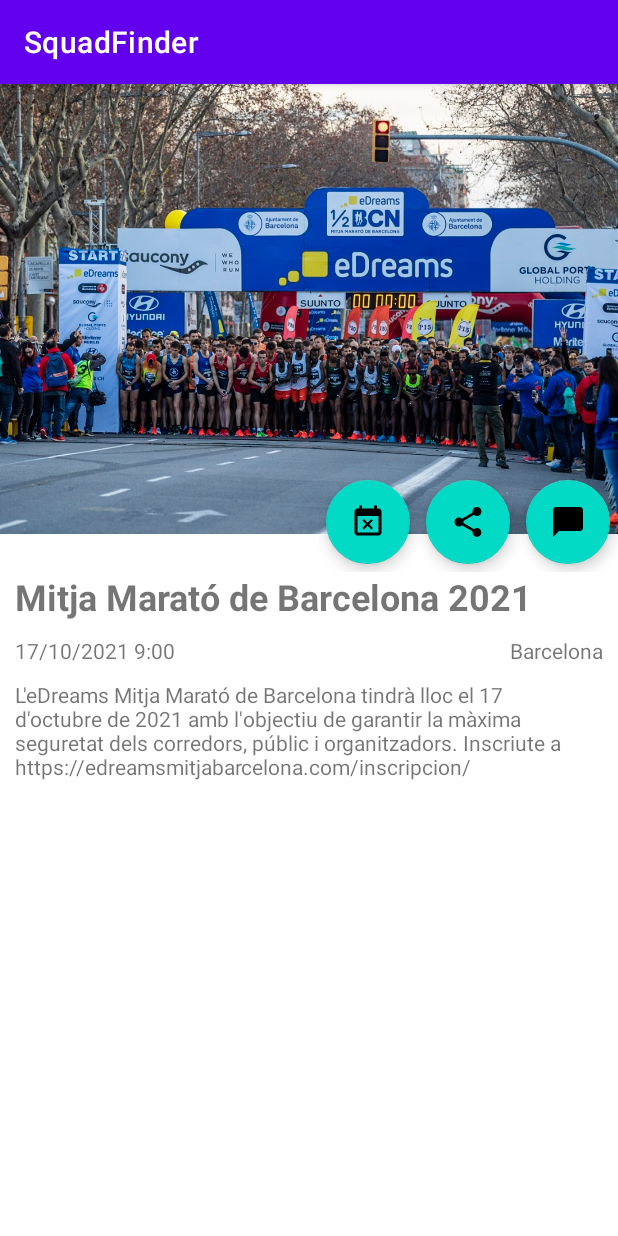
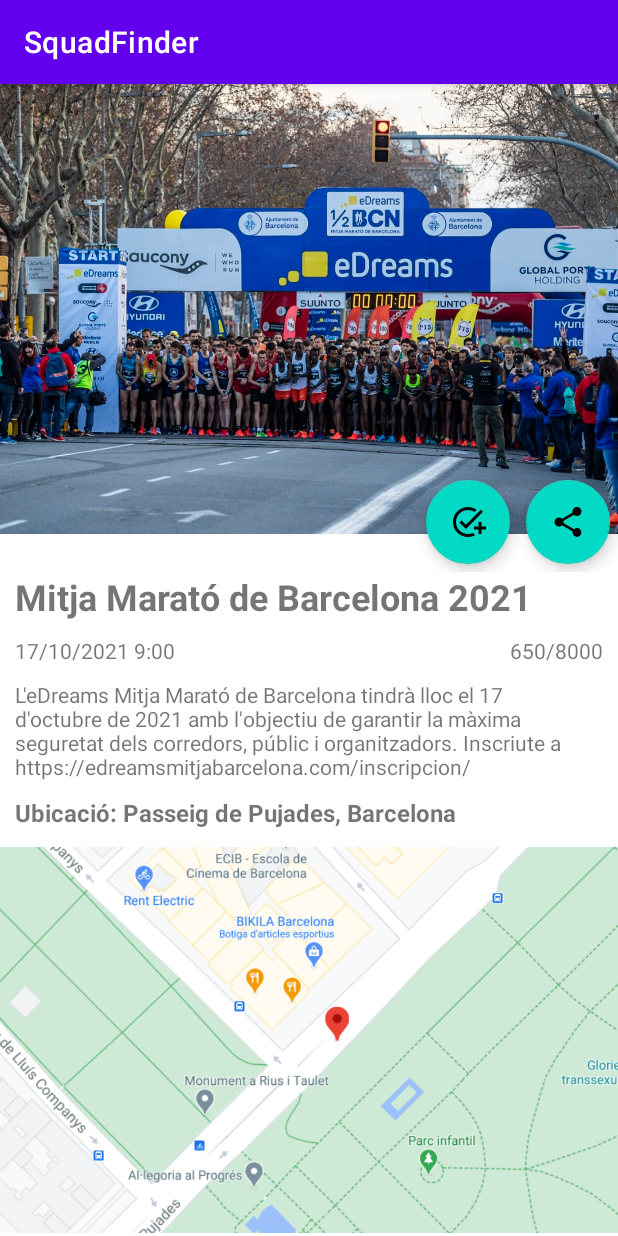
Before and after one commit to iliasasskali/SquadFinder, an Android app: the DetailedEventActivity screen opened directly, with no data from a screen before it, on a phone screen of 412 x 824 dp. Run offline under Robolectric (Android 15) with nearby library versions, the phone set to English and light mode, and no system bars.

Commit message:
Petits canvis

```diff
--- a/app/src/main/java/upf/edu/squadfinder/DetailedGroupActivity.kt
+++ b/app/src/main/java/upf/edu/squadfinder/DetailedGroupActivity.kt
@@ -6,6 +6,6 @@
 class DetailedGroupActivity : AppCompatActivity() {
     override fun onCreate(savedInstanceState: Bundle?) {
         super.onCreate(savedInstanceState)
-        setContentView(R.layout.activity_detaills_grup_membre)
+        setContentView(R.layout.activity_detalls_grup_membre)
     }
 }
--- /dev/null
+++ b/app/src/main/res/drawable/ic_event_join.xml
@@ -0,0 +1,10 @@
+<vector xmlns:android="http://schemas.android.com/apk/res/android"
+    android:width="24dp"
+    android:height="24dp"
+    android:viewportWidth="24"
+    android:viewportHeight="24"
+    android:tint="?attr/colorControlNormal">
+  <path
+      android:fillColor="@android:color/white"
+      android:pathData="M22,5.18L10.59,16.6l-4.24,-4.24l1.41,-1.41l2.83,2.83l10,-10L22,5.18zM12,20c-4.41,0 -8,-3.59 -8,-8s3.59,-8 8,-8c1.57,0 3.04,0.46 4.28,1.25l1.45,-1.45C16.1,2.67 14.13,2 12,2C6.48,2 2,6.48 2,12s4.48,10 10,10c1.73,0 3.36,-0.44 4.78,-1.22l-1.5,-1.5C14.28,19.74 13.17,20 12,20zM19,15h-3v2h3v3h2v-3h3v-2h-3v-3h-2V15z"/>
+</vector>
--- a/app/src/main/res/layout/activity_detalls_esdeveniment_participant.xml
+++ b/app/src/main/res/layout/activity_detalls_esdeveniment_participant.xml
@@ -30,7 +30,8 @@
                 android:layout_height="wrap_content"
                 android:layout_alignParentEnd="true"
                 android:layout_alignParentBottom="true"
-                android:orientation="horizontal">
+                android:orientation="horizontal"
+                android:visibility="invisible">
 
                 <com.google.android.material.floatingactionbutton.FloatingActionButton
                     android:id="@+id/abandonarEsdevenimentButton"
@@ -64,6 +65,36 @@
 
             </LinearLayout>
 
+            <LinearLayout
+                android:layout_width="wrap_content"
+                android:layout_height="wrap_content"
+                android:layout_alignParentEnd="true"
+                android:layout_alignParentBottom="true"
+                android:orientation="horizontal"
+                android:visibility="visible">
+
+                <com.google.android.material.floatingactionbutton.FloatingActionButton
+                    android:id="@+id/unirseGrupButton"
+                    android:layout_width="wrap_content"
+                    android:layout_height="wrap_content"
+                    android:layout_margin="5dp"
+                    android:clickable="true"
+                    android:contentDescription="Abandonar Grup"
+                    android:focusable="true"
+                    app:srcCompat="@drawable/ic_event_join" />
+
+                <com.google.android.material.floatingactionbutton.FloatingActionButton
+                    android:id="@+id/compartirGrupButton2"
+                    android:layout_width="wrap_content"
+                    android:layout_height="wrap_content"
+                    android:layout_margin="5dp"
+                    android:clickable="true"
+                    android:contentDescription="Compartir"
+                    android:focusable="true"
+                    app:srcCompat="@drawable/ic_share" />
+
+            </LinearLayout>
+
         </RelativeLayout>
 
         <TextView
@@ -91,11 +122,11 @@
                 android:text="17/10/2021 9:00" />
 
             <TextView
-                android:id="@+id/ubicacio_detall_esdeveniment"
+                android:id="@+id/participants_detall_esdeveniment"
                 android:layout_width="wrap_content"
                 android:layout_height="wrap_content"
                 android:layout_alignParentEnd="true"
-                android:text="Barcelona" />
+                android:text="650/8000" />
         </RelativeLayout>
 
         <TextView
@@ -105,6 +136,22 @@
             android:text="@string/descripcio_detall_esdeveniment"
             android:layout_marginBottom="10dp"
             android:layout_marginHorizontal="10dp"/>
+
+        <TextView
+            android:id="@+id/ubicacio_detall_esdeveniment"
+            android:layout_width="match_parent"
+            android:layout_height="wrap_content"
+            android:text="@string/ubicacio_detall_esdeveniment"
+            android:textSize="16sp"
+            android:textStyle="bold"
+            android:layout_marginBottom="10dp"
+            android:layout_marginHorizontal="10dp"/>
+
+        <ImageView
+            android:id="@+id/imageView"
+            android:layout_width="match_parent"
+            android:layout_height="wrap_content"
+            app:srcCompat="@drawable/event_map" />
 
         <!--<RelativeLayout
             android:id="@+id/map_container"
--- a/app/src/main/res/values/strings.xml
+++ b/app/src/main/res/values/strings.xml
@@ -20,4 +20,5 @@
     <string name="descripcio_detall_esdeveniment">"L'eDreams Mitja Marató de Barcelona tindrà lloc el 17 d'octubre de 2021 amb l'objectiu de garantir la màxima seguretat dels corredors, públic i organitzadors. Inscriute a https://edreamsmitjabarcelona.com/inscripcion/"</string>
     <string name="titol_detall_grup">Grup lliga de debat UPF</string>
     <string name="descripcio_detall_grup">"Grup lliga de debat UPF, obert a tothom. Actualment els debats es fan online degut a la pandèmia, en un futur es faran al campus de la Ciutadella de la Universitat Pompeu Fabra."</string>
+    <string name="ubicacio_detall_esdeveniment">Ubicació: Passeig de Pujades, Barcelona</string>
 </resources>
```
Also changed, not shown: app/src/main/res/drawable/ic_join_group.xml (added, +10 -0 lines), app/src/main/res/layout/activity_detaills_grup_membre.xml (deleted, +0 -206 lines), app/src/main/res/layout/activity_detalls_grup_membre.xml (added, +237 -0 lines), app/src/main/res/drawable/event_map.PNG (added), app/src/main/res/layout-v26/activity_detalls_grup_membre.xml (renamed from app/src/main/res/layout-v26/activity_detaills_grup_membre.xml), 27 other files.
